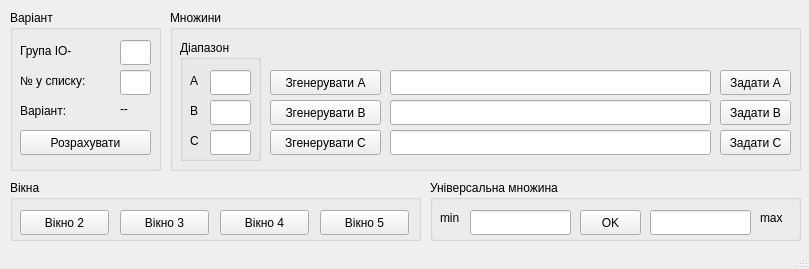
drewg3r/DM-1, file interface/w1.ui: the form before one commit.
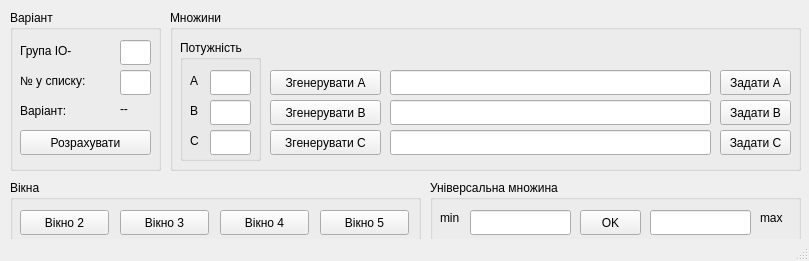
The form after the commit.

```diff
--- a/interface/w1.ui
+++ b/interface/w1.ui
@@ -7,7 +7,7 @@
     <x>0</x>
     <y>0</y>
     <width>809</width>
-    <height>269</height>
+    <height>261</height>
    </rect>
   </property>
   <property name="windowTitle">
@@ -140,7 +140,7 @@
       </rect>
      </property>
      <property name="title">
-      <string>Діапазон</string>
+      <string>Потужність</string>
      </property>
      <widget class="QLabel" name="label_4">
       <property name="geometry">
```
